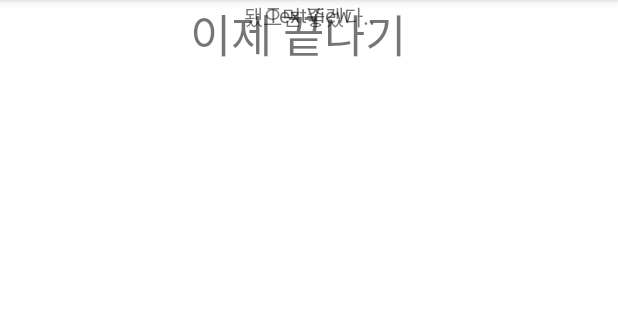
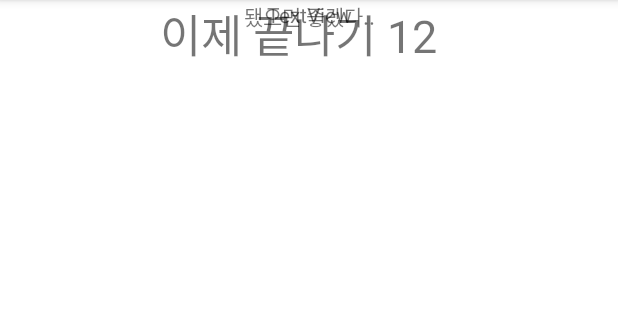
Before and after one commit to ddddabi/GURU2_project, an Android app: the screen it shows after launch (MainActivity), on a phone screen of 412 x 824 dp, the part 84-404 px from its top. Run offline under Robolectric (Android 15) with nearby library versions, the phone set to English and light mode, and no system bars.

Commit message:
수정완

```diff
--- a/app/src/main/res/layout/activity_main.xml
+++ b/app/src/main/res/layout/activity_main.xml
@@ -10,7 +10,7 @@
         android:id="@+id/textView"
         android:layout_width="wrap_content"
         android:layout_height="wrap_content"
-        android:text="이제 끝나기  "
+        android:text="이제 끝나기 12  "
         android:textSize="30dp"
         app:layout_constraintEnd_toEndOf="parent"
         app:layout_constraintStart_toStartOf="parent"
```
